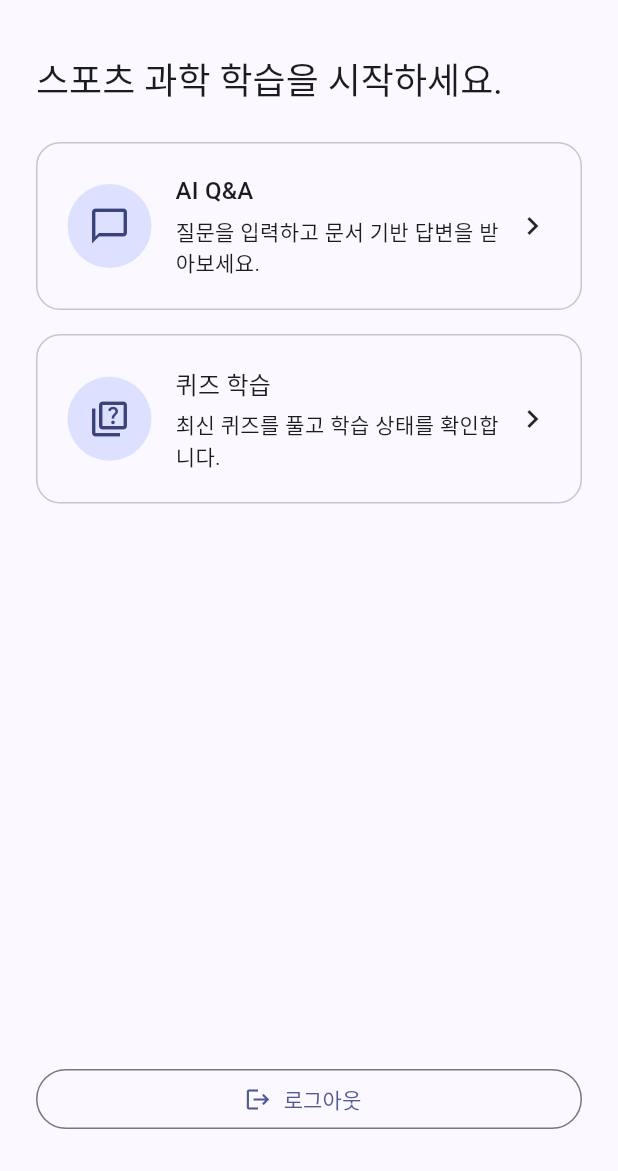
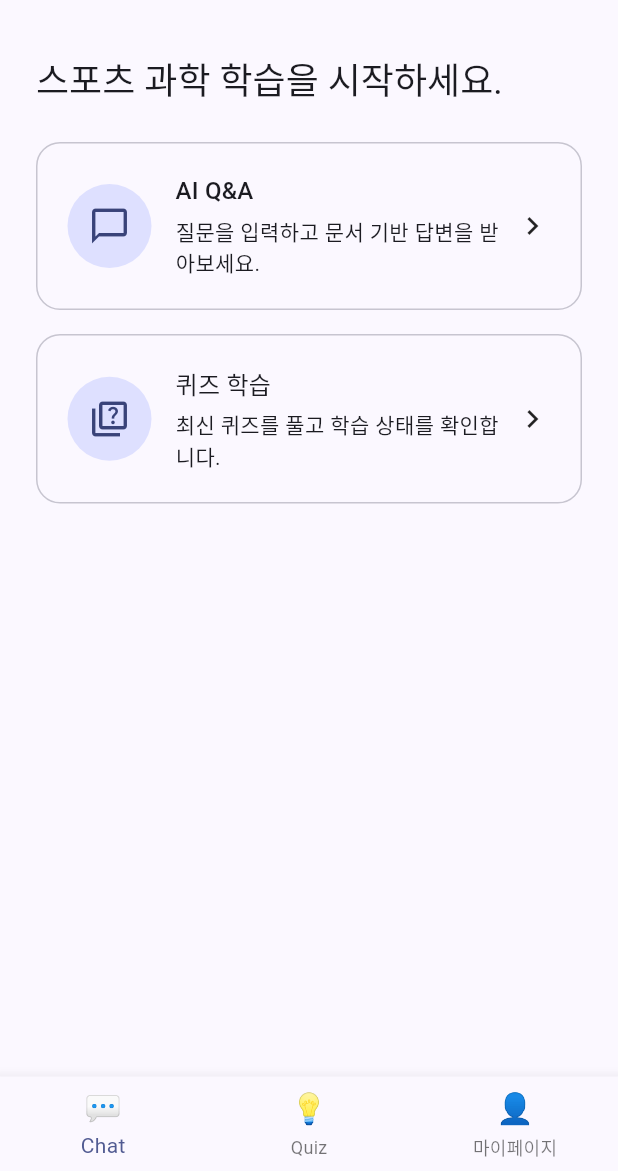
Before and after one commit to hellojunho/SS-AI, a Flutter app: the HomeScreen screen opened directly with empty values, on a phone screen of 412 x 824 dp, the part 65-1236 px from its top. Run offline on Flutter 3.47's test engine with Material 3 defaults, Android fonts, the phone set to English and light mode, and no system bars; our stand-ins replace shared_preferences; accounts and stored records are empty.

Commit message:
Improve quiz fallback and mobile navigation

```diff
--- a/mobile/lib/app.dart
+++ b/mobile/lib/app.dart
@@ -67,7 +67,7 @@ class _SSAppState extends State<SSApp> {
           theme: ThemeData(colorSchemeSeed: Colors.indigo, useMaterial3: true),
           routes: {
             '/': (context) => authed
-                ? HomeScreen(services: widget.services, onLogout: _setAuthenticated)
+                ? HomeScreen(services: widget.services)
                 : LoginScreen(services: widget.services, onLogin: _setAuthenticated),
             '/signup': (context) => SignupScreen(services: widget.services),
             '/chat': (context) => ChatScreen(services: widget.services),
--- a/mobile/lib/config.dart
+++ b/mobile/lib/config.dart
@@ -12,4 +12,4 @@ String get apiBaseUrl {
   return 'http://localhost:5001';
 }
 
-const int sessionMinutes = 30;
+const int sessionMinutes = 10080;
--- a/mobile/lib/screens/admin_screen.dart
+++ b/mobile/lib/screens/admin_screen.dart
@@ -2,6 +2,7 @@ import 'package:flutter/material.dart';
 
 import '../app.dart';
 import '../models/admin.dart';
+import '../widgets/main_bottom_nav.dart';
 
 class AdminScreen extends StatefulWidget {
   const AdminScreen({super.key, required this.services});
@@ -125,8 +126,9 @@ class _AdminScreenState extends State<AdminScreen> {
                         ),
                       ),
                     ],
-                  ),
+                    ),
                 ),
+      bottomNavigationBar: const MainBottomNav(currentIndex: 2),
     );
   }
 }
--- a/mobile/lib/screens/chat_history_screen.dart
+++ b/mobile/lib/screens/chat_history_screen.dart
@@ -2,6 +2,7 @@ import 'package:flutter/material.dart';
 
 import '../app.dart';
 import '../models/chat.dart';
+import '../widgets/main_bottom_nav.dart';
 
 class ChatHistoryScreen extends StatefulWidget {
   const ChatHistoryScreen({super.key, required this.services});
@@ -81,6 +82,7 @@ class _ChatHistoryScreenState extends State<ChatHistoryScreen> {
                         ),
                       ],
                     ),
+      bottomNavigationBar: const MainBottomNav(currentIndex: 2),
     );
   }
 }
@@ -145,6 +147,7 @@ class _ChatHistoryDetailScreenState extends State<ChatHistoryDetailScreen> {
                         return _ChatBubble(entry: entry);
                       },
                     ),
+      bottomNavigationBar: const MainBottomNav(currentIndex: 2),
     );
   }
 }
--- a/mobile/lib/screens/chat_screen.dart
+++ b/mobile/lib/screens/chat_screen.dart
@@ -2,6 +2,7 @@ import 'package:flutter/material.dart';
 
 import '../app.dart';
 import '../models/chat.dart';
+import '../widgets/main_bottom_nav.dart';
 
 class ChatScreen extends StatefulWidget {
   const ChatScreen({super.key, required this.services});
@@ -133,6 +134,7 @@ class _ChatScreenState extends State<ChatScreen> {
           ),
         ],
       ),
+      bottomNavigationBar: const MainBottomNav(currentIndex: 0),
     );
   }
 }
--- a/mobile/lib/screens/home_screen.dart
+++ b/mobile/lib/screens/home_screen.dart
@@ -1,12 +1,12 @@
 import 'package:flutter/material.dart';
 
 import '../app.dart';
+import '../widgets/main_bottom_nav.dart';
 
 class HomeScreen extends StatelessWidget {
-  const HomeScreen({super.key, required this.services, required this.onLogout});
+  const HomeScreen({super.key, required this.services});
 
   final AppServices services;
-  final ValueChanged<bool> onLogout;
 
   @override
   Widget build(BuildContext context) {
@@ -43,18 +43,10 @@ class HomeScreen extends StatelessWidget {
               icon: Icons.quiz_outlined,
               onTap: () => Navigator.pushNamed(context, '/quiz'),
             ),
-            const Spacer(),
-            OutlinedButton.icon(
-              onPressed: () async {
-                await services.authService.logout();
-                onLogout(false);
-              },
-              icon: const Icon(Icons.logout),
-              label: const Text('로그아웃'),
-            ),
           ],
         ),
       ),
+      bottomNavigationBar: const MainBottomNav(currentIndex: 0),
     );
   }
 }
--- a/mobile/lib/screens/my_page_screen.dart
+++ b/mobile/lib/screens/my_page_screen.dart
@@ -2,6 +2,7 @@ import 'package:flutter/material.dart';
 
 import '../app.dart';
 import '../models/user.dart';
+import '../widgets/main_bottom_nav.dart';
 
 class MyPageScreen extends StatefulWidget {
   const MyPageScreen({super.key, required this.services, required this.onLogout});
@@ -105,6 +106,7 @@ class _MyPageScreenState extends State<MyPageScreen> {
                         ],
                       ),
       ),
+      bottomNavigationBar: const MainBottomNav(currentIndex: 2),
     );
   }
 }
--- a/mobile/lib/screens/quiz_screen.dart
+++ b/mobile/lib/screens/quiz_screen.dart
@@ -2,6 +2,7 @@ import 'package:flutter/material.dart';
 
 import '../app.dart';
 import '../models/quiz.dart';
+import '../widgets/main_bottom_nav.dart';
 
 class QuizScreen extends StatefulWidget {
   const QuizScreen({super.key, required this.services});
@@ -252,6 +253,7 @@ class _QuizScreenState extends State<QuizScreen> with SingleTickerProviderStateM
           _buildQuizPane(all: true),
         ],
       ),
+      bottomNavigationBar: const MainBottomNav(currentIndex: 1),
     );
   }
 
--- /dev/null
+++ b/mobile/lib/widgets/main_bottom_nav.dart
@@ -0,0 +1,39 @@
+import 'package:flutter/material.dart';
+
+class MainBottomNav extends StatelessWidget {
+  const MainBottomNav({super.key, required this.currentIndex});
+
+  final int currentIndex;
+
+  void _handleTap(BuildContext context, int index) {
+    if (index == currentIndex) return;
+    final routeName = switch (index) {
+      0 => '/chat',
+      1 => '/quiz',
+      _ => '/me',
+    };
+    Navigator.pushNamedAndRemoveUntil(context, routeName, (route) => route.isFirst);
+  }
+
+  @override
+  Widget build(BuildContext context) {
+    return BottomNavigationBar(
+      currentIndex: currentIndex,
+      onTap: (index) => _handleTap(context, index),
+      items: const [
+        BottomNavigationBarItem(
+          icon: Text('💬', style: TextStyle(fontSize: 20)),
+          label: 'Chat',
+        ),
+        BottomNavigationBarItem(
+          icon: Text('💡', style: TextStyle(fontSize: 20)),
+          label: 'Quiz',
+        ),
+        BottomNavigationBarItem(
+          icon: Text('👤', style: TextStyle(fontSize: 20)),
+          label: '마이페이지',
+        ),
+      ],
+    );
+  }
+}
```
Also changed, not shown: 5 other files. Lines whose indentation alone changed are shown as unchanged.
